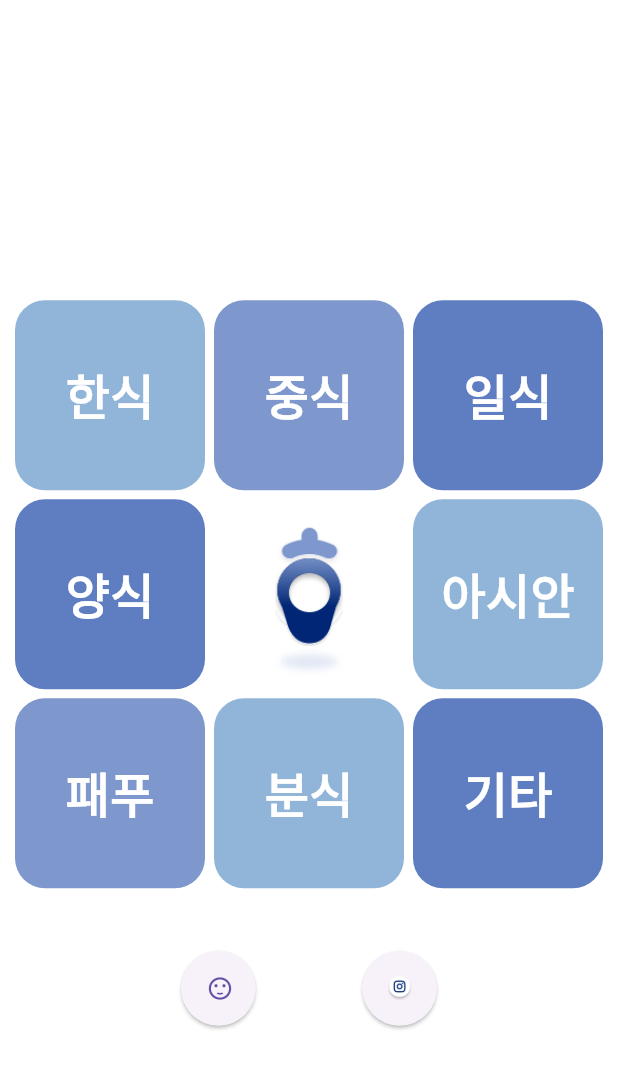
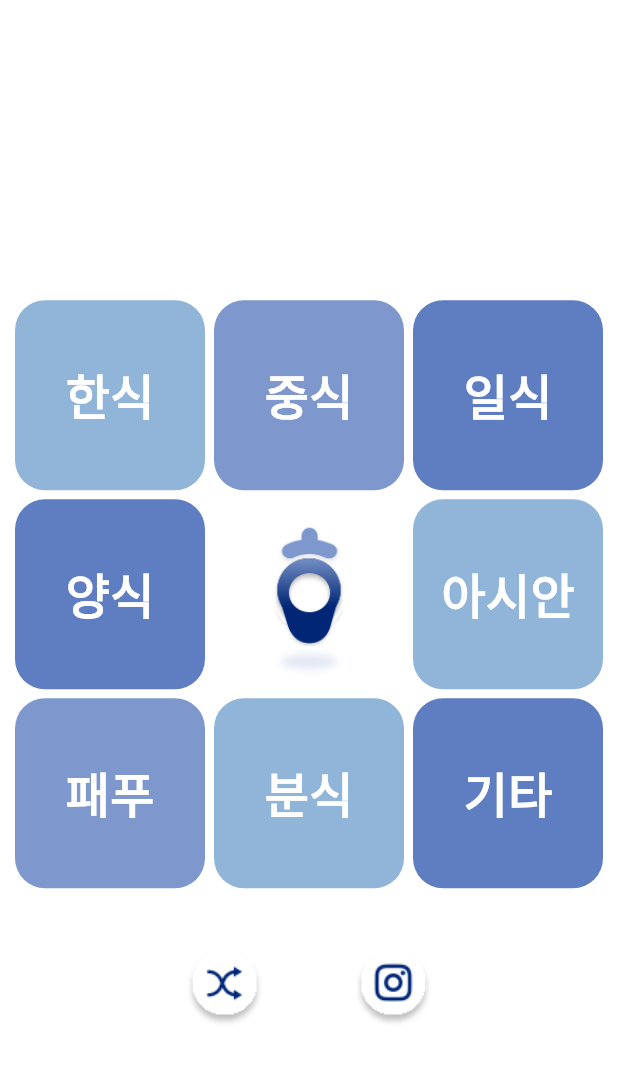
Before and after one commit to HongikUMC-Plan/hongmagip_android, a Flutter app: the screen it shows after launch, on a phone screen of 412 x 824 dp. Shown: the top 1069 px of the screen. Run offline on Flutter 3.47's test engine with Material 2 defaults, Android fonts, the phone set to English and light mode, and no system bars; Roboto replaces fonts that are missing (Pretendard).

Commit message:
UI 세부 수정 및 리팩토링 준비

```diff
--- /dev/null
+++ b/lib/ad_helper.dart
@@ -0,0 +1,12 @@
+import 'dart:io';
+
+class AdHelper {
+
+  static String get bannerAdUnitId {
+    if (Platform.isAndroid) {
+      return 'ca-app-pub-7754979684349162/9085873016';
+    } else {
+      throw UnsupportedError('Unsupported platform');
+    }
+  }
+}
--- a/lib/main.dart
+++ b/lib/main.dart
@@ -1,13 +1,20 @@
 import 'package:flutter/material.dart';
+// import 'package:google_mobile_ads/google_mobile_ads.dart';
 import 'package:hongmagip_android/screens/view.dart';
 
 void main() {
+  WidgetsFlutterBinding.ensureInitialized();
+  // MobileAds.instance.initialize(); // google ads mob 초기화
+
   runApp(const MyApp());
 }
 
 class MyApp extends StatelessWidget {
   const MyApp({super.key});
-
+  // Future<InitializationStatus> _initGoogleMobileAds() {
+  //   // TODO: Initialize Google Mobile Ads SDK
+  //   return MobileAds.instance.initialize();
+  // }
   // This widget is the root of your application.
   @override
   Widget build(BuildContext context) {
@@ -23,24 +30,3 @@ class MyApp extends StatelessWidget {
     );
   }
 }
-
-// class ViewScreen extends StatefulWidget {
-//   const ViewScreen({super.key, required this.title});
-//
-//   final String title;
-//
-//   @override
-//   State<ViewScreen> createState() => _ViewScreenState();
-// }
-//
-// class _ViewScreenState extends State<ViewScreen> {
-//
-//   @override
-//   Widget build(BuildContext context) {
-//     return Scaffold(
-//       appBar: AppBar(
-//         title: Text(''),
-//       ),
-//     );
-//   }
-// }
--- a/lib/screens/view.dart
+++ b/lib/screens/view.dart
@@ -1,6 +1,5 @@
 import 'package:flutter/material.dart';
 import 'package:hongmagip_android/config/palette.dart';
-import 'package:hongmagip_android/screens/randomview.dart';
 import 'package:hongmagip_android/screens/subview/etcList.dart';
 import 'package:hongmagip_android/screens/subview/snackList.dart';
 import 'package:hongmagip_android/screens/subview/fastList.dart';
@@ -10,6 +9,8 @@ import 'package:hongmagip_android/screens/subview/japaneseList.dart';
 import 'package:hongmagip_android/screens/subview/chineseList.dart';
 import 'package:hongmagip_android/screens/subview/koreanList.dart';
 import 'package:url_launcher/url_launcher.dart';
+import 'package:hongmagip_android/ad_helper.dart';
+
 
 class ViewScreen extends StatefulWidget {
   ViewScreen({Key? key}) : super(key: key);
@@ -20,6 +21,28 @@ class ViewScreen extends StatefulWidget {
 
 class _ViewScreenState extends State<ViewScreen> {
   bool isViewScreen = true;
+  // BannerAd? _bannerAd;
+  //
+  // @override
+  // void initState(){
+  //   super.initState();
+  //   BannerAd(
+  //     adUnitId: AdHelper.bannerAdUnitId,
+  //     request: AdRequest(),
+  //     size: AdSize.banner,
+  //     listener: BannerAdListener(
+  //       onAdLoaded: (ad) {
+  //         setState(() {
+  //           _bannerAd = ad as BannerAd;
+  //         });
+  //       },
+  //       onAdFailedToLoad: (ad, err) {
+  //         print('Failed to load a banner ad: ${err.message}');
+  //         ad.dispose();
+  //       },
+  //     ),
+  //   ).load();
+  // }
 
   @override
   Widget build(BuildContext context) {
@@ -162,13 +185,15 @@ class _ViewScreenState extends State<ViewScreen> {
           ),
             Flexible(
             flex: 3,
-              child: Row(
+            child: Column(
+              children: [
+                Row(
                   mainAxisAlignment: MainAxisAlignment.spaceEvenly,
                   crossAxisAlignment: CrossAxisAlignment.start,
                   children: [
                     Spacer(flex: 2,),
-                      ElevatedButton(
-                        onPressed: () {
+                    InkWell(
+                      onTap: (){
                         showModalBottomSheet(
                           context: context,
                           isScrollControlled: true,
@@ -191,31 +216,41 @@ class _ViewScreenState extends State<ViewScreen> {
                           },
                         );
                       },
-                        style: ElevatedButton.styleFrom(
-                            fixedSize: const Size(50, 50),
-                            shape: const CircleBorder(),
-                            // foregroundColor: Palette.buttonIconColor,
-                            // backgroundColor: Palette.buttonColor
+                      borderRadius: BorderRadius.circular(50),
+                      child: Image.asset(
+                        'assets/image/랜덤.png',
+                        width: 50,
+                        height: 50,
                       ),
-                        child: Icon(Icons.sentiment_satisfied),
                     ),
                     Spacer(flex: 1,),
-                      ElevatedButton(
-                        onPressed: () {
+                    InkWell(
+                      onTap: (){
                         launchUrl(
                           Uri.parse(
                               'https://instagram.com/hongik_mumukji?igshid=OGQ5ZDc2ODk2ZA=='
                           ),
                         ); // instagram url
                       },
-                        style: ElevatedButton.styleFrom(
-                          fixedSize: const Size(50, 50),
-                          shape: const CircleBorder(),
-                        ),
-                        child: Image(image: AssetImage('assets/image/인스타그램.png'),
+                      borderRadius: BorderRadius.circular(50),
+                      child: Image.asset(
+                        'assets/image/인스타그램.png',
+                        width: 50,
+                        height: 50,
                       ),
                     ),
                     Spacer(flex: 2,),
+                  ],
+                ),
+                // if (_bannerAd != null)
+                //   Align(
+                //     alignment: Alignment.bottomCenter,
+                //     child: SizedBox(
+                //       width: _bannerAd!.size.width.toDouble(),
+                //       height: _bannerAd!.size.height.toDouble(),
+                //       child: AdWidget(ad: _bannerAd!),
+                //     ),
+                //   ),
                 ],
               ),
             ),
@@ -224,3 +259,10 @@ class _ViewScreenState extends State<ViewScreen> {
     );
   }
 }
+//   @override
+//   void dispose() {
+//     // TODO: Dispose a BannerAd object
+//     _bannerAd?.dispose();
+//     super.dispose();
+//   }
+// }
--- a/pubspec.yaml
+++ b/pubspec.yaml
@@ -64,6 +64,8 @@ flutter:
     - assets/image/로고2.png
     - assets/image/인스타그램.png
     - assets/image/로고힌.png
+    - assets/image/뒤로가기.png
+    - assets/image/랜덤.png
 
   # An image asset can refer to one or more resolution-specific "variants", see
   # https://flutter.dev/assets-and-images/#resolution-aware
```
Also changed, not shown: assets/image/뒤로가기.png (added), assets/image/랜덤.png (added), lib/detailWidget.dart (added), 1 other file. Lines whose indentation alone changed are shown as unchanged.
